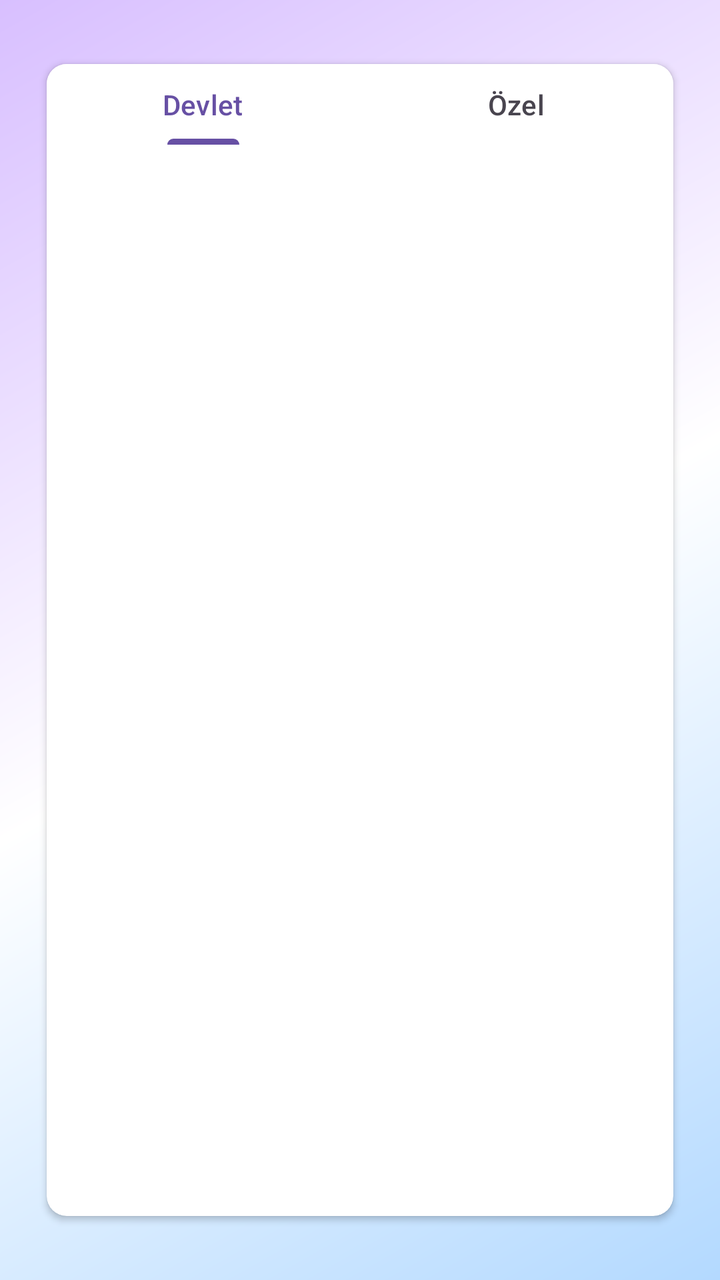
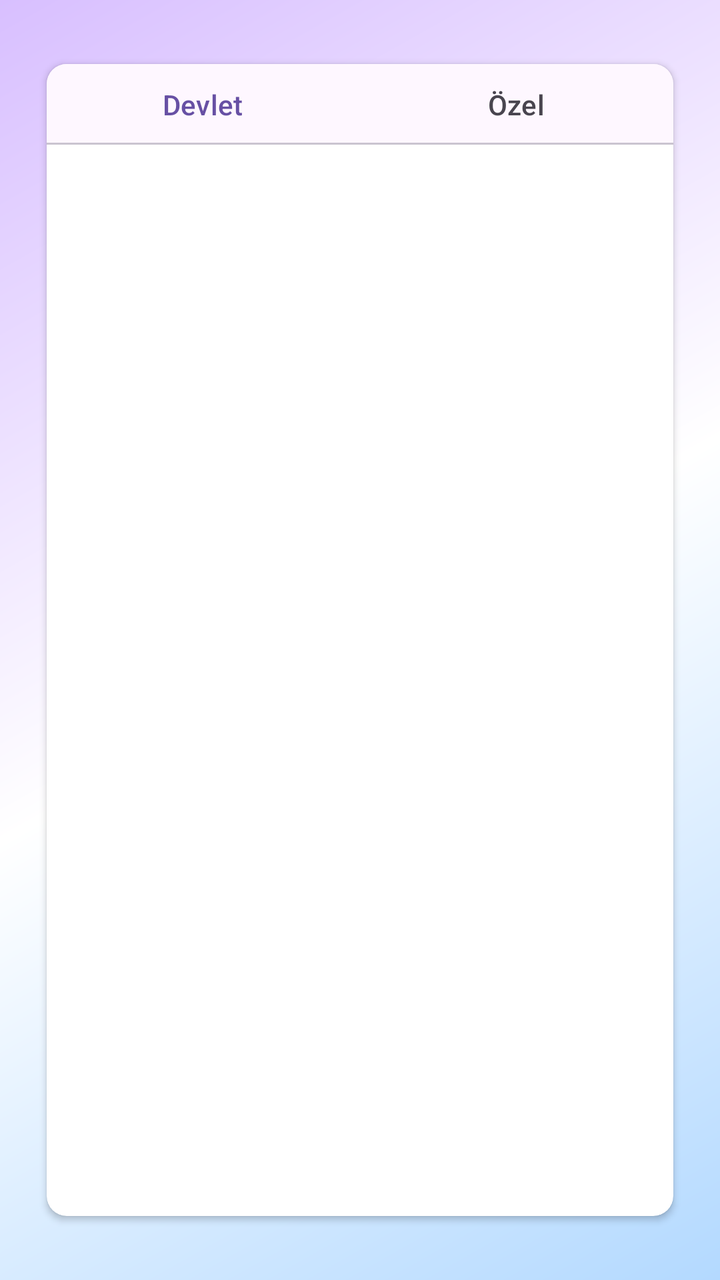

Two renders of the same Android screen: before a commit and after it. Below are the layout's source before the change and the commit's diff.
<!-- AndroidManifest.xml: application theme Theme.DesignExample -->
<!-- res/layout/fragment_new_design.xml -->
<?xml version="1.0" encoding="utf-8"?>
<androidx.constraintlayout.widget.ConstraintLayout xmlns:android="http://schemas.android.com/apk/res/android"
    xmlns:app="http://schemas.android.com/apk/res-auto"
    xmlns:tools="http://schemas.android.com/tools"
    android:layout_width="match_parent"
    android:layout_height="match_parent"
    android:background="@drawable/gradient"
    tools:context=".design.new_design">

    <androidx.cardview.widget.CardView
        app:layout_constraintBottom_toBottomOf="parent"
        app:layout_constraintEnd_toEndOf="parent"
        app:layout_constraintHorizontal_bias="0.5"
        app:layout_constraintStart_toStartOf="parent"
        app:layout_constraintTop_toTopOf="parent"
        app:layout_constraintVertical_bias="0.5"
        android:layout_width="0dp"
        app:layout_constraintWidth_percent="0.87"
        android:layout_height="0dp"
        app:layout_constraintHeight_percent="0.9"
        app:cardBackgroundColor="#FFFFFF"
        app:cardCornerRadius="10dp">

        <androidx.constraintlayout.widget.ConstraintLayout
            android:layout_width="match_parent"
            android:layout_height="match_parent"
            app:layout_constraintEnd_toEndOf="parent"
            app:layout_constraintStart_toStartOf="parent">

            <com.google.android.material.tabs.TabLayout
                android:id="@+id/tabLayout"
                android:layout_width="0dp"
                android:layout_height="0dp"
                android:background="#FFFFFF"
                app:layout_constraintEnd_toEndOf="parent"
                app:layout_constraintHeight_percent="0.07"
                app:layout_constraintHorizontal_bias="0.0"
                app:layout_constraintStart_toStartOf="parent"
                app:layout_constraintTop_toTopOf="parent"
                app:layout_constraintWidth_percent="1">


                <com.google.android.material.tabs.TabItem
                    android:layout_width="wrap_content"
                    android:layout_height="wrap_content"
                    android:text="Devlet" />

                <com.google.android.material.tabs.TabItem
                    android:layout_width="wrap_content"
                    android:layout_height="wrap_content"
                    android:text="Özel" />
            </com.google.android.material.tabs.TabLayout>

            <androidx.viewpager2.widget.ViewPager2
                android:id="@+id/viewPager"
                android:layout_width="match_parent"
                android:layout_height="0dp"
                app:layout_constraintBottom_toBottomOf="parent"
                app:layout_constraintTop_toBottomOf="@+id/tabLayout"
                tools:layout_editor_absoluteX="1dp" />

        </androidx.constraintlayout.widget.ConstraintLayout>
    </androidx.cardview.widget.CardView>
</androidx.constraintlayout.widget.ConstraintLayout>
<!-- resources referenced by this layout -->
<resources>
  <!-- drawable gradient (drawable) -->
  <?xml version="1.0" encoding="utf-8"?>
  <shape xmlns:android="http://schemas.android.com/apk/res/android"
      android:shape="rectangle">
  
      <gradient
          android:startColor="#B3D9FF"
          android:centerColor="#FFFFFF"
          android:endColor="#D8BFFF"
          android:gradientRadius="0dp"
          android:angle="135"
          android:type="linear"
          android:centerX="0.5"
          android:centerY="0.5" />
  
  
  
  
  </shape>
  <style name="Theme.DesignExample" parent="Base.Theme.DesignExample" />
  <style name="Base.Theme.DesignExample" parent="Theme.Material3.DayNight.NoActionBar">
          
          
      </style>
</resources>

<!-- the commit's change to res/layout/fragment_new_design.xml (unified diff, before → after) -->
@@ -31,7 +31,9 @@
                 android:id="@+id/tabLayout"
                 android:layout_width="0dp"
                 android:layout_height="0dp"
-                android:background="#FFFFFF"
+                app:tabIndicatorHeight="0dp"
+                app:tabMode="fixed"
+                app:tabIndicatorColor="@color/blue"
                 app:layout_constraintEnd_toEndOf="parent"
                 app:layout_constraintHeight_percent="0.07"
                 app:layout_constraintHorizontal_bias="0.0"
@@ -43,7 +45,8 @@
                 <com.google.android.material.tabs.TabItem
                     android:layout_width="wrap_content"
                     android:layout_height="wrap_content"
-                    android:text="Devlet" />
+                    android:text="Devlet"
+                    />
 
                 <com.google.android.material.tabs.TabItem
                     android:layout_width="wrap_content"
<!-- resource entries referenced after the edit -->
@@ -1,5 +1,6 @@
 <!-- resources referenced by this layout -->
 <resources>
+  <color name="blue">#3F51B5</color>
   <!-- drawable gradient (drawable) -->
   <?xml version="1.0" encoding="utf-8"?>
   <shape xmlns:android="http://schemas.android.com/apk/res/android"
